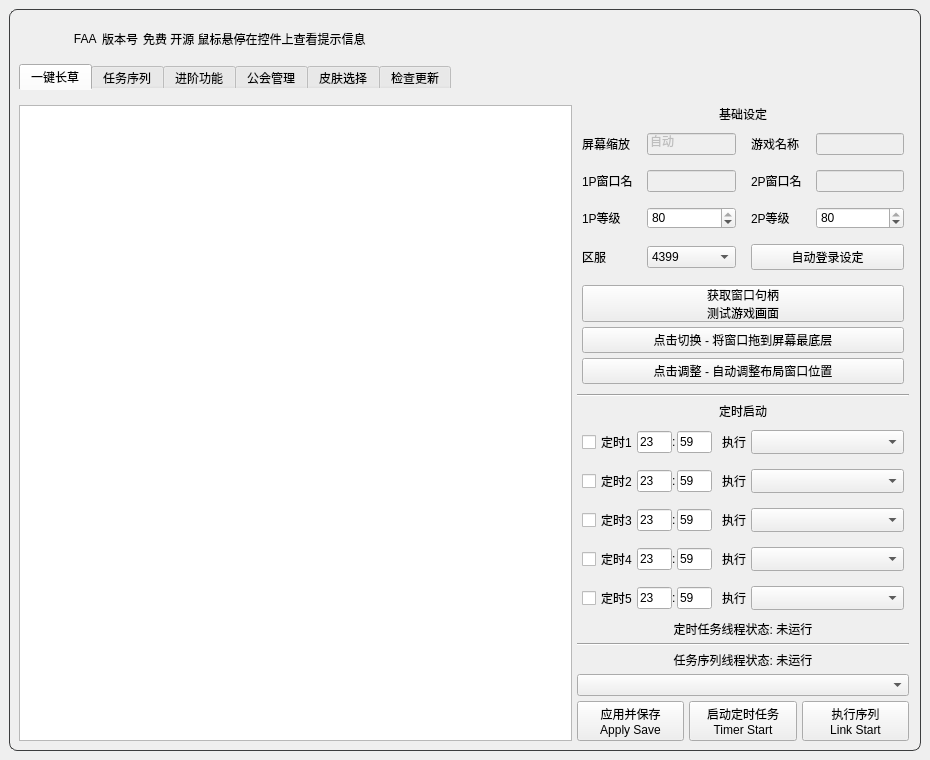
Above: resource/ui/FAA_3.0.ui from StareAbyss/FoodsVsMiceAutoAssistant before the change. Below: the same form after it.
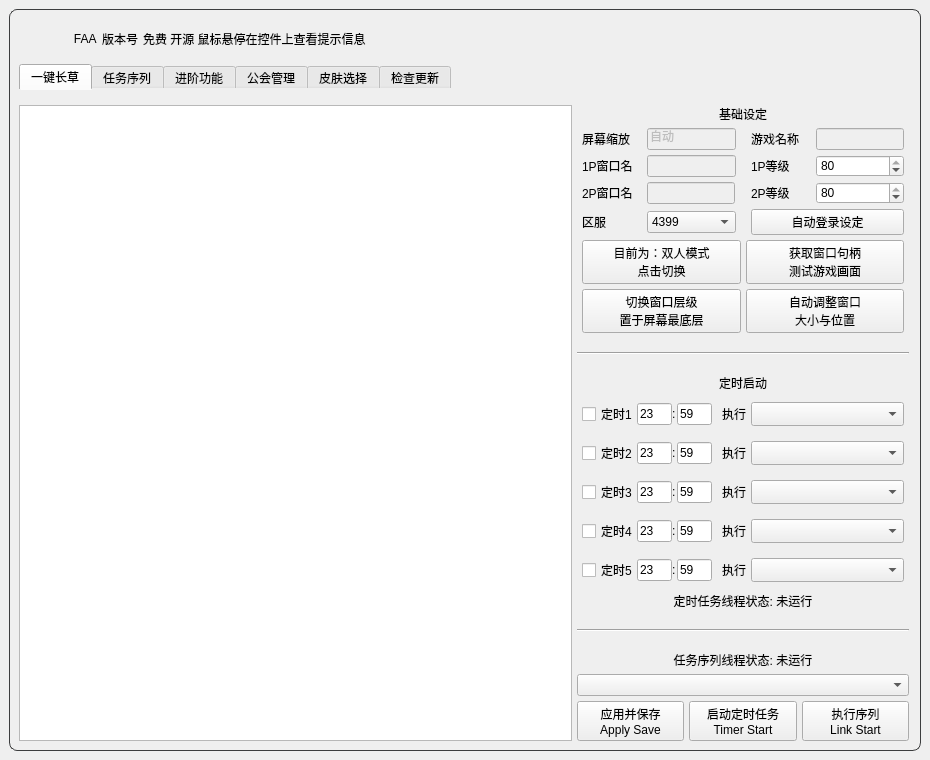
That is the form after the change. Icons and pictures are not drawn.

Commit message: feat(运行模式): 支持切换单人和双人模式，保留2P配置

Patch:
```diff
--- a/resource/ui/FAA_3.0.ui
+++ b/resource/ui/FAA_3.0.ui
@@ -463,7 +463,7 @@
               </layout>
              </item>
              <item>
-              <layout class="QVBoxLayout" name="Lay_Tab1_Right" stretch="1,1,1,1,0,0,0,0,0,1,1,1,1,1,1,0,0,0,0,0,0,2">
+              <layout class="QVBoxLayout" name="Lay_Tab1_Right" stretch="0,0,0,0,0,0,0,0,0,1,1,1,1,1,1,0,0,0,0,0,0,2">
                <property name="leftMargin">
                 <number>0</number>
                </property>
@@ -512,13 +512,13 @@
                     <number>5</number>
                    </property>
                    <property name="topMargin">
-                    <number>5</number>
+                    <number>0</number>
                    </property>
                    <property name="rightMargin">
                     <number>5</number>
                    </property>
                    <property name="bottomMargin">
-                    <number>5</number>
+                    <number>0</number>
                    </property>
                    <item>
                     <widget class="QLabel" name="ZoomRatio_Text">
@@ -599,13 +599,13 @@
                     <number>5</number>
                    </property>
                    <property name="topMargin">
-                    <number>5</number>
+                    <number>0</number>
                    </property>
                    <property name="rightMargin">
                     <number>5</number>
                    </property>
                    <property name="bottomMargin">
-                    <number>5</number>
+                    <number>0</number>
                    </property>
                    <item>
                     <widget class="QLabel" name="GameName_Text">
@@ -699,13 +699,13 @@
                     <number>5</number>
                    </property>
                    <property name="topMargin">
-                    <number>5</number>
+                    <number>0</number>
                    </property>
                    <property name="rightMargin">
                     <number>5</number>
                    </property>
                    <property name="bottomMargin">
-                    <number>5</number>
+                    <number>0</number>
                    </property>
                    <item>
                     <widget class="QLabel" name="Name1P_Text">
@@ -772,106 +772,6 @@
                   </layout>
                  </item>
                  <item>
-                  <layout class="QHBoxLayout" name="LayBaseConfig1_Right">
-                   <property name="spacing">
-                    <number>5</number>
-                   </property>
-                   <property name="sizeConstraint">
-                    <enum>QLayout::SetDefaultConstraint</enum>
-                   </property>
-                   <property name="leftMargin">
-                    <number>5</number>
-                   </property>
-                   <property name="topMargin">
-                    <number>5</number>
-                   </property>
-                   <property name="rightMargin">
-                    <number>5</number>
-                   </property>
-                   <property name="bottomMargin">
-                    <number>5</number>
-                   </property>
-                   <item>
-                    <widget class="QLabel" name="Name2P_Text">
-                     <property name="sizePolicy">
-                      <sizepolicy hsizetype="Fixed" vsizetype="Fixed">
-                       <horstretch>0</horstretch>
-                       <verstretch>0</verstretch>
-                      </sizepolicy>
-                     </property>
-                     <property name="minimumSize">
-                      <size>
-                       <width>60</width>
-                       <height>0</height>
-                      </size>
-                     </property>
-                     <property name="maximumSize">
-                      <size>
-                       <width>16777215</width>
-                       <height>16777215</height>
-                      </size>
-                     </property>
-                     <property name="text">
-                      <string>2P窗口名</string>
-                     </property>
-                    </widget>
-                   </item>
-                   <item>
-                    <widget class="QLineEdit" name="Name2P_Input">
-                     <property name="enabled">
-                      <bool>false</bool>
-                     </property>
-                     <property name="sizePolicy">
-                      <sizepolicy hsizetype="Expanding" vsizetype="Fixed">
-                       <horstretch>0</horstretch>
-                       <verstretch>0</verstretch>
-                      </sizepolicy>
-                     </property>
-                     <property name="minimumSize">
-                      <size>
-                       <width>0</width>
-                       <height>0</height>
-                      </size>
-                     </property>
-                     <property name="maximumSize">
-                      <size>
-                       <width>200</width>
-                       <height>16777215</height>
-                      </size>
-                     </property>
-                     <property name="tabletTracking">
-                      <bool>false</bool>
-                     </property>
-                     <property name="toolTip">
-                      <string>请使用下方拖动功能, 获取该参数</string>
-                     </property>
-                     <property name="autoFillBackground">
-                      <bool>false</bool>
-                     </property>
-                     <property name="text">
-                      <string/>
-                     </property>
-                    </widget>
-                   </item>
-                  </layout>
-                 </item>
-                </layout>
-               </item>
-               <item>
-                <layout class="QHBoxLayout" name="Lay_BaseConfig3" stretch="1,1">
-                 <property name="leftMargin">
-                  <number>0</number>
-                 </property>
-                 <property name="topMargin">
-                  <number>0</number>
-                 </property>
-                 <property name="rightMargin">
-                  <number>0</number>
-                 </property>
-                 <property name="bottomMargin">
-                  <number>0</number>
-                 </property>
-                 <item>
                   <layout class="QHBoxLayout" name="horizontalLayout_15" stretch="2,3">
                    <property name="spacing">
                     <number>5</number>
@@ -883,13 +783,13 @@
                     <number>5</number>
                    </property>
                    <property name="topMargin">
-                    <number>5</number>
+                    <number>0</number>
                    </property>
                    <property name="rightMargin">
                     <number>5</number>
                    </property>
                    <property name="bottomMargin">
-                    <number>5</number>
+                    <number>0</number>
                    </property>
                    <item>
                     <widget class="QLabel" name="Level1P_Text">
@@ -952,8 +852,25 @@
                    </item>
                   </layout>
                  </item>
+                </layout>
+               </item>
                  <item>
-                  <layout class="QHBoxLayout" name="horizontalLayout_16">
+                <widget class="QWidget" name="BaseConfig2PRow">
+                 <layout class="QHBoxLayout" name="Lay_BaseConfig3" stretch="1,1">
+                  <property name="leftMargin">
+                   <number>0</number>
+                  </property>
+                  <property name="topMargin">
+                   <number>0</number>
+                  </property>
+                  <property name="rightMargin">
+                   <number>0</number>
+                  </property>
+                  <property name="bottomMargin">
+                   <number>0</number>
+                  </property>
+                  <item>
+                   <layout class="QHBoxLayout" name="LayBaseConfig1_Right" stretch="2,3">
                    <property name="spacing">
                     <number>5</number>
                    </property>
@@ -964,14 +881,98 @@
                     <number>5</number>
                    </property>
                    <property name="topMargin">
-                    <number>5</number>
+                     <number>0</number>
                    </property>
                    <property name="rightMargin">
                     <number>5</number>
                    </property>
                    <property name="bottomMargin">
+                     <number>0</number>
+                    </property>
+                    <item>
+                     <widget class="QLabel" name="Name2P_Text">
+                      <property name="sizePolicy">
+                       <sizepolicy hsizetype="Fixed" vsizetype="Fixed">
+                        <horstretch>0</horstretch>
+                        <verstretch>0</verstretch>
+                       </sizepolicy>
+                      </property>
+                      <property name="minimumSize">
+                       <size>
+                        <width>60</width>
+                        <height>0</height>
+                       </size>
+                      </property>
+                      <property name="maximumSize">
+                       <size>
+                        <width>16777215</width>
+                        <height>16777215</height>
+                       </size>
+                      </property>
+                      <property name="text">
+                       <string>2P窗口名</string>
+                      </property>
+                     </widget>
+                    </item>
+                    <item>
+                     <widget class="QLineEdit" name="Name2P_Input">
+                      <property name="enabled">
+                       <bool>false</bool>
+                      </property>
+                      <property name="sizePolicy">
+                       <sizepolicy hsizetype="Expanding" vsizetype="Fixed">
+                        <horstretch>0</horstretch>
+                        <verstretch>0</verstretch>
+                       </sizepolicy>
+                      </property>
+                      <property name="minimumSize">
+                       <size>
+                        <width>0</width>
+                        <height>0</height>
+                       </size>
+                      </property>
+                      <property name="maximumSize">
+                       <size>
+                        <width>200</width>
+                        <height>16777215</height>
+                       </size>
+                      </property>
+                      <property name="tabletTracking">
+                       <bool>false</bool>
+                      </property>
+                      <property name="toolTip">
+                       <string>请使用下方拖动功能, 获取该参数</string>
+                      </property>
+                      <property name="autoFillBackground">
+                       <bool>false</bool>
+                      </property>
+                      <property name="text">
+                       <string/>
+                      </property>
+                     </widget>
+                    </item>
+                   </layout>
+                  </item>
+                  <item>
+                   <layout class="QHBoxLayout" name="horizontalLayout_16" stretch="2,3">
+                    <property name="spacing">
                     <number>5</number>
                    </property>
+                    <property name="sizeConstraint">
+                     <enum>QLayout::SetDefaultConstraint</enum>
+                    </property>
+                    <property name="leftMargin">
+                     <number>5</number>
+                    </property>
+                    <property name="topMargin">
+                     <number>0</number>
+                    </property>
+                    <property name="rightMargin">
+                     <number>5</number>
+                    </property>
+                    <property name="bottomMargin">
+                     <number>0</number>
+                    </property>
                    <item>
                     <widget class="QLabel" name="Level2P_Text">
                      <property name="sizePolicy">
@@ -1034,6 +1035,7 @@
                   </layout>
                  </item>
                 </layout>
+                </widget>
                </item>
                <item>
                 <layout class="QHBoxLayout" name="LoginPlatformHomeLayout" stretch="0,0">
@@ -1049,13 +1051,13 @@
                     <number>5</number>
                    </property>
                    <property name="topMargin">
-                    <number>5</number>
+                    <number>0</number>
                    </property>
                    <property name="rightMargin">
                     <number>5</number>
                    </property>
                    <property name="bottomMargin">
-                    <number>5</number>
+                    <number>0</number>
                    </property>
                    <item>
                     <widget class="QLabel" name="LoginPlatformLabel">
@@ -1109,13 +1111,13 @@
                     <number>5</number>
                    </property>
                    <property name="topMargin">
-                    <number>5</number>
+                    <number>0</number>
                    </property>
                    <property name="rightMargin">
                     <number>5</number>
                    </property>
                    <property name="bottomMargin">
-                    <number>5</number>
+                    <number>0</number>
                    </property>
                    <item>
                     <widget class="QPushButton" name="LoginAutoSettingsButton">
@@ -1135,7 +1137,7 @@
                 </layout>
                </item>
                <item>
-                <layout class="QVBoxLayout" name="verticalLayout_3" stretch="1,1,0">
+                <layout class="QGridLayout" name="WindowControlsLayout" rowstretch="1,1" columnstretch="1,1">
                  <property name="spacing">
                   <number>5</number>
                  </property>
@@ -1143,15 +1145,29 @@
                   <number>5</number>
                  </property>
                  <property name="topMargin">
-                  <number>5</number>
+                  <number>0</number>
                  </property>
                  <property name="rightMargin">
                   <number>5</number>
                  </property>
                  <property name="bottomMargin">
-                  <number>5</number>
+                  <number>0</number>
                  </property>
-                 <item>
+                 <item row="0" column="0">
+                  <widget class="QPushButton" name="PlayerModeButton">
+                   <property name="sizePolicy">
+                    <sizepolicy hsizetype="Expanding" vsizetype="Expanding">
+                     <horstretch>0</horstretch>
+                     <verstretch>0</verstretch>
+                    </sizepolicy>
+                   </property>
+                   <property name="text">
+                    <string>目前为：双人模式
+点击切换</string>
+                   </property>
+                  </widget>
+                 </item>
+                 <item row="0" column="1">
                   <widget class="QPushButton" name="WindowHandleToolButton">
                    <property name="sizePolicy">
                     <sizepolicy hsizetype="Expanding" vsizetype="Expanding">
@@ -1165,7 +1181,7 @@
                    </property>
                   </widget>
                  </item>
-                 <item>
+                 <item row="1" column="0">
                   <widget class="QPushButton" name="Button_WindowHide">
                    <property name="sizePolicy">
                     <sizepolicy hsizetype="Expanding" vsizetype="Expanding">
@@ -1189,14 +1205,22 @@
                     <bool>true</bool>
                    </property>
                    <property name="text">
-                    <string>点击切换 - 将窗口拖到屏幕最底层</string>
+                    <string>切换窗口层级
+置于屏幕最底层</string>
                    </property>
                   </widget>
                  </item>
-                 <item>
+                 <item row="1" column="1">
                   <widget class="QPushButton" name="Button_WindowReSize">
+                   <property name="sizePolicy">
+                    <sizepolicy hsizetype="Expanding" vsizetype="Expanding">
+                     <horstretch>0</horstretch>
+                     <verstretch>0</verstretch>
+                    </sizepolicy>
+                   </property>
                    <property name="text">
-                    <string>点击调整 - 自动调整布局窗口位置</string>
+                    <string>自动调整窗口
+大小与位置</string>
                    </property>
                   </widget>
                  </item>
```
Lines whose indentation alone changed are shown as unchanged. The commit also changes 14 other files.
